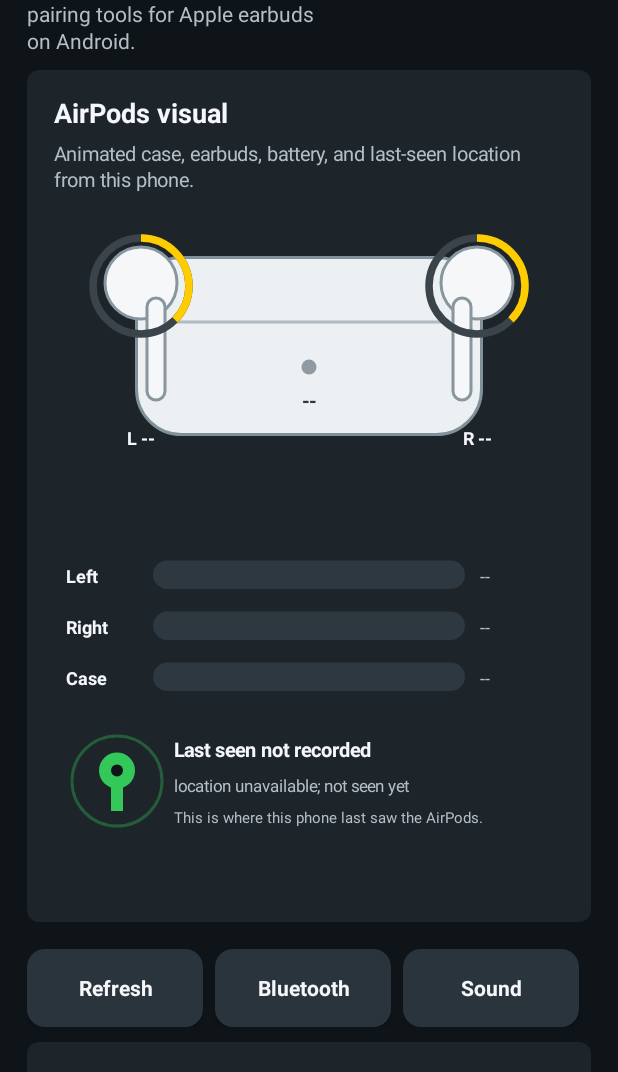
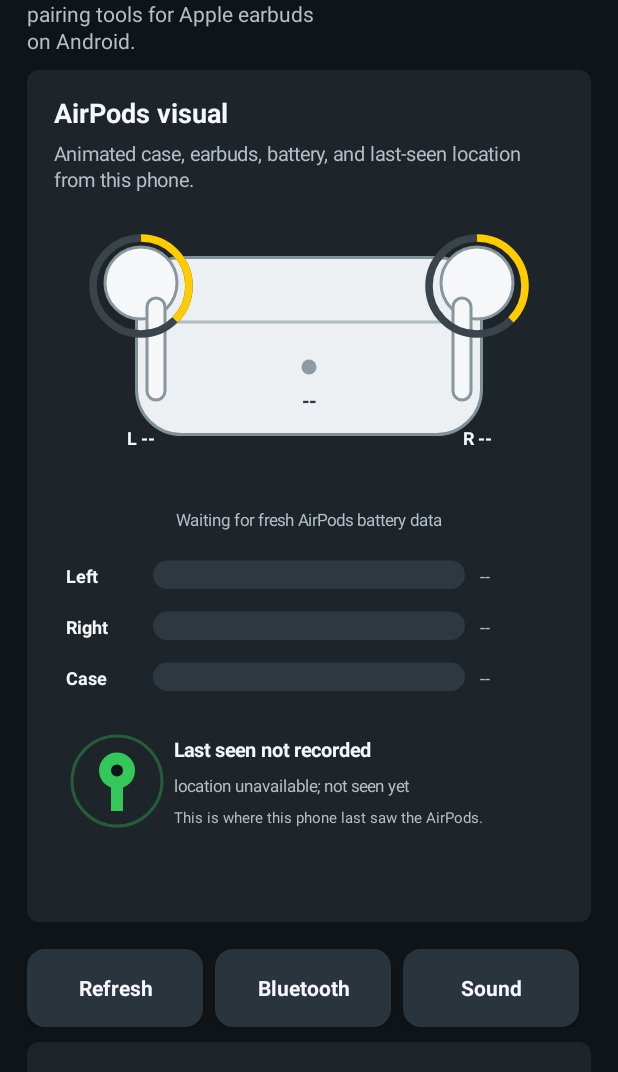
Before and after one commit to efremandrei/AirPodsCompanion, an Android app: the screen it shows after launch (MainActivity), on a phone screen of 412 x 824 dp, the part 164-1236 px from its top. Run offline under Robolectric (Android 15) with nearby library versions, the phone set to English and light mode, and no system bars; 2 statements that could not run were skipped.

Commit message:
Hide stale AirPods battery readings

```diff
--- a/app/build.gradle.kts
+++ b/app/build.gradle.kts
@@ -24,8 +24,8 @@ android {
         applicationId = "com.andre.airpodscompanion"
         minSdk = 23
         targetSdk = 35
-        versionCode = 31
-        versionName = "1.0.30"
+        versionCode = 32
+        versionName = "1.0.31"
     }
 
     compileOptions {
--- a/app/src/main/java/com/andre/airpodscompanion/MainActivity.java
+++ b/app/src/main/java/com/andre/airpodscompanion/MainActivity.java
@@ -1617,20 +1617,30 @@ public class MainActivity extends Activity {
             super.onDraw(canvas);
             AirPodsBatteryStore.Snapshot snapshot = AirPodsBatteryStore.read(context);
             SharedPreferences prefs = context.getSharedPreferences(PREFS, MODE_PRIVATE);
+            boolean partsFresh = snapshot.updatedAt > 0
+                    && System.currentTimeMillis() - snapshot.updatedAt <= 2L * 60L * 1000L;
+            int leftBattery = partsFresh ? snapshot.left : -1;
+            int rightBattery = partsFresh ? snapshot.right : -1;
+            int caseBattery = partsFresh ? snapshot.caseBattery : -1;
 
             float width = getWidth();
             float top = dp(6);
             float midX = width / 2f;
             float bob = (float) Math.sin(phase * Math.PI * 2f) * dp(5);
 
-            drawCase(canvas, midX, top + dp(86), snapshot);
-            drawEarbud(canvas, midX - dp(112), top + dp(50) + bob, true, batteryValue(snapshot.left, snapshot.combined), snapshot.leftCharging == 1);
-            drawEarbud(canvas, midX + dp(112), top + dp(50) - bob, false, batteryValue(snapshot.right, snapshot.combined), snapshot.rightCharging == 1);
-            drawBatteryStrip(canvas, dp(8), top + dp(224), width - dp(16), snapshot);
+            drawCase(canvas, midX, top + dp(86), caseBattery, partsFresh && snapshot.caseCharging == 1);
+            drawEarbud(canvas, midX - dp(112), top + dp(50) + bob, true, leftBattery, partsFresh && snapshot.leftCharging == 1);
+            drawEarbud(canvas, midX + dp(112), top + dp(50) - bob, false, rightBattery, partsFresh && snapshot.rightCharging == 1);
+            drawBatteryStrip(canvas, dp(8), top + dp(224), width - dp(16), leftBattery, rightBattery, caseBattery,
+                    partsFresh && snapshot.leftCharging == 1, partsFresh && snapshot.rightCharging == 1,
+                    partsFresh && snapshot.caseCharging == 1);
+            if (!partsFresh) {
+                drawCenteredText(canvas, "Waiting for fresh AirPods battery data", midX, top + dp(206), mutedColor, 11, false);
+            }
             drawLocation(canvas, dp(8), top + dp(338), width - dp(16), prefs);
         }
 
-        private void drawCase(Canvas canvas, float cx, float cy, AirPodsBatteryStore.Snapshot snapshot) {
+        private void drawCase(Canvas canvas, float cx, float cy, int battery, boolean charging) {
             float w = Math.min(getWidth() - dp(32), dp(230));
             float h = dp(118);
             rect.set(cx - w / 2f, cy - h / 2f, cx + w / 2f, cy + h / 2f);
@@ -1644,9 +1654,9 @@ public class MainActivity extends Activity {
             strokePaint.setStrokeWidth(dp(2));
             strokePaint.setColor(Color.rgb(177, 187, 194));
             canvas.drawLine(rect.left + dp(24), rect.top + dp(43), rect.right - dp(24), rect.top + dp(43), strokePaint);
-            fillPaint.setColor(snapshot.caseCharging == 1 ? accentColor : Color.rgb(144, 154, 162));
+            fillPaint.setColor(charging ? accentColor : Color.rgb(144, 154, 162));
             canvas.drawCircle(cx, rect.top + dp(73), dp(5), fillPaint);
-            drawCenteredText(canvas, percentText(snapshot.caseBattery), cx, rect.bottom - dp(18), Color.rgb(48, 55, 60), 13, true);
+            drawCenteredText(canvas, percentText(battery), cx, rect.bottom - dp(18), Color.rgb(48, 55, 60), 13, true);
         }
 
         private void drawEarbud(Canvas canvas, float cx, float cy, boolean left, int battery, boolean charging) {
@@ -1677,10 +1687,11 @@ public class MainActivity extends Activity {
             }
         }
 
-        private void drawBatteryStrip(Canvas canvas, float left, float top, float width, AirPodsBatteryStore.Snapshot snapshot) {
-            drawBatteryBar(canvas, left, top, width, "Left", batteryValue(snapshot.left, snapshot.combined), snapshot.leftCharging == 1);
-            drawBatteryBar(canvas, left, top + dp(34), width, "Right", batteryValue(snapshot.right, snapshot.combined), snapshot.rightCharging == 1);
-            drawBatteryBar(canvas, left, top + dp(68), width, "Case", snapshot.caseBattery, snapshot.caseCharging == 1);
+        private void drawBatteryStrip(Canvas canvas, float left, float top, float width, int leftBattery, int rightBattery,
+                                      int caseBattery, boolean leftCharging, boolean rightCharging, boolean caseCharging) {
+            drawBatteryBar(canvas, left, top, width, "Left", leftBattery, leftCharging);
+            drawBatteryBar(canvas, left, top + dp(34), width, "Right", rightBattery, rightCharging);
+            drawBatteryBar(canvas, left, top + dp(68), width, "Case", caseBattery, caseCharging);
         }
 
         private void drawBatteryBar(Canvas canvas, float left, float top, float width, String label, int value, boolean charging) {
@@ -1728,10 +1739,6 @@ public class MainActivity extends Activity {
                     : "location unavailable; " + reason;
             drawText(canvas, detail, left + dp(72), top + dp(45), mutedColor, 11, false);
             drawText(canvas, "This is where this phone last saw the AirPods.", left + dp(72), top + dp(66), mutedColor, 10, false);
-        }
-
-        private int batteryValue(int value, int fallback) {
-            return value >= 0 ? value : fallback;
         }
 
         private String percentText(int value) {
```
Also changed, not shown: app/src/main/java/com/andre/airpodscompanion/AirPodsBatteryStore.java (+30 -19 lines), 1 other file.
